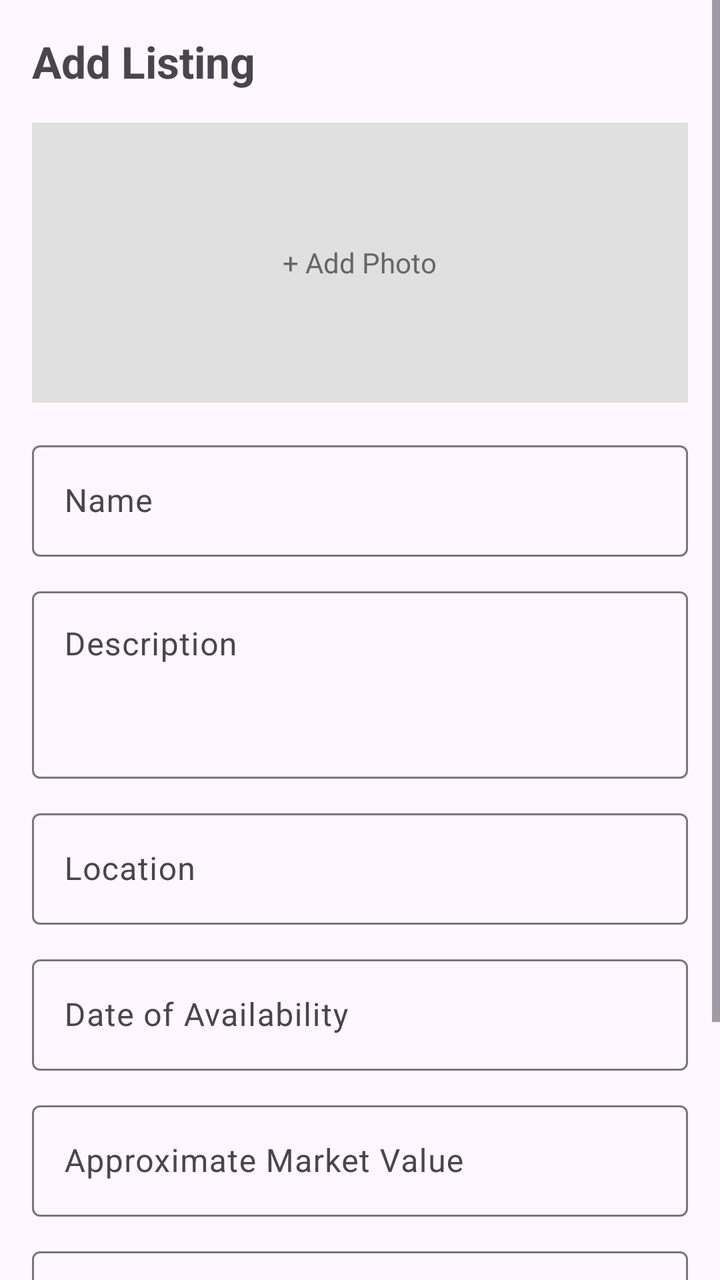
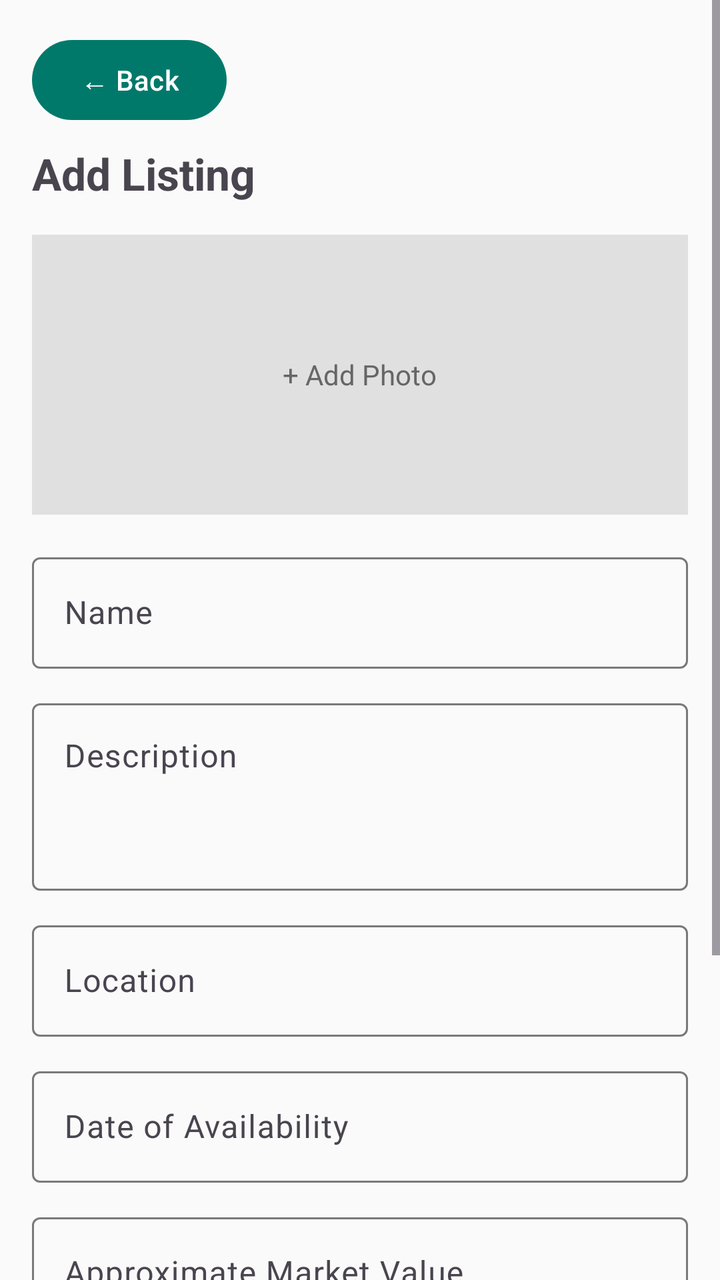

Two renders of the same Android screen: before a commit and after it. Below are the layout's source before the change and the commit's diff.
<!-- AndroidManifest.xml: application theme Theme._3130_grp8_app -->
<!-- res/layout/add_product_activity.xml -->
<?xml version="1.0" encoding="utf-8"?>
<ScrollView xmlns:android="http://schemas.android.com/apk/res/android"
    xmlns:app="http://schemas.android.com/apk/res-auto"
    android:layout_width="match_parent"
    android:layout_height="match_parent"
    android:fillViewport="true">
    
    <LinearLayout
        android:layout_width="match_parent"
        android:layout_height="wrap_content"
        android:orientation="vertical"
        android:padding="16dp">
        
        <TextView
            android:id="@+id/addListingTitle"
            android:layout_width="wrap_content"
            android:layout_height="wrap_content"
            android:layout_marginBottom="16dp"
            android:text="Add Listing"
            android:textSize="22sp"
            android:textStyle="bold"/>
        
        <FrameLayout
            android:id="@+id/addPhotoPlaceholder"
            android:layout_width="match_parent"
            android:layout_height="140dp"
            android:layout_marginBottom="16dp"
            android:background="#E0E0E0"
            android:clickable="true"
            android:focusable="true">

            <ImageView
                android:id="@+id/selectedPhotoPreview"
                android:layout_width="match_parent"
                android:layout_height="match_parent"
                android:contentDescription="Selected product photo"
                android:scaleType="centerCrop"
                android:visibility="gone" />

            <TextView
                android:id="@+id/addPhotoPrompt"
                android:layout_width="wrap_content"
                android:layout_height="wrap_content"
                android:layout_gravity="center"
                android:text="+ Add Photo"
                android:textColor="#666666" />
        </FrameLayout>

    <com.google.android.material.textfield.TextInputLayout
        android:id="@+id/PostingTitleContainer"
        android:layout_width="match_parent"
        android:layout_height="wrap_content"
        android:layout_marginBottom="12dp">

        <com.google.android.material.textfield.TextInputEditText
            android:id="@+id/InputTitle"
            android:layout_width="match_parent"
            android:layout_height="wrap_content"
            android:hint="Name" />
    </com.google.android.material.textfield.TextInputLayout>

    <com.google.android.material.textfield.TextInputLayout
        android:id="@+id/descriptionContainer"
        android:layout_width="match_parent"
        android:layout_height="wrap_content"
        android:layout_marginBottom="12dp">

        <com.google.android.material.textfield.TextInputEditText
            android:id="@+id/InputDescription"
            android:layout_width="match_parent"
            android:layout_height="wrap_content"
            android:minLines="3"
            android:gravity="top"
            android:inputType="textMultiLine"
            android:hint="Description" />
    </com.google.android.material.textfield.TextInputLayout>

    <com.google.android.material.textfield.TextInputLayout
        android:id="@+id/locationContainer"
        android:layout_width="match_parent"
        android:layout_height="wrap_content"
        android:layout_marginBottom="12dp">

        <com.google.android.material.textfield.TextInputEditText
            android:id="@+id/InputLocation"
            android:layout_width="match_parent"
            android:layout_height="wrap_content"
            android:hint="Location"/>

    </com.google.android.material.textfield.TextInputLayout>

    <com.google.android.material.textfield.TextInputLayout
        android:id="@+id/dateContainer"
        android:layout_width="match_parent"
        android:layout_height="wrap_content"
        android:layout_marginBottom="12dp">

        <com.google.android.material.textfield.TextInputEditText
            android:id="@+id/InputDate"
            android:layout_width="match_parent"
            android:layout_height="wrap_content"
            android:hint="Date of Availability" />
    </com.google.android.material.textfield.TextInputLayout>

    <com.google.android.material.textfield.TextInputLayout
        android:id="@+id/marketValueContainer"
        android:layout_width="match_parent"
        android:layout_height="wrap_content"
        android:layout_marginBottom="12dp">

        <com.google.android.material.textfield.TextInputEditText
            android:id="@+id/InputMarketValue"
            android:layout_width="match_parent"
            android:layout_height="wrap_content"
            android:inputType="numberDecimal"
            android:hint="Approximate Market Value" />

    </com.google.android.material.textfield.TextInputLayout>

    <com.google.android.material.textfield.TextInputLayout
        android:id="@+id/preferredItemsContainer"
        android:layout_width="match_parent"
        android:layout_height="wrap_content"
        android:layout_marginBottom="12dp">

        <com.google.android.material.textfield.TextInputEditText
            android:id="@+id/InputPreferredItems"
            android:layout_width="match_parent"
            android:layout_height="wrap_content"
            android:hint="Preferred Items" />

    </com.google.android.material.textfield.TextInputLayout>

    <Spinner
        android:id="@+id/CategorySpinner"
        android:layout_width="match_parent"
        android:layout_height="wrap_content"
        android:layout_marginBottom="20dp"/>

    <Button
        android:id="@+id/createListing"
        android:layout_width="match_parent"
        android:layout_height="wrap_content"
        android:text="Post Listing"/>

    </LinearLayout>
</ScrollView>
<!-- resources referenced by this layout -->
<resources>
  <style name="Theme._3130_grp8_app" parent="Base.Theme._3130_grp8_app" />
  <style name="Base.Theme._3130_grp8_app" parent="Theme.Material3.DayNight.NoActionBar">
          
          
      </style>
</resources>

<!-- the commit's change to res/layout/add_product_activity.xml (unified diff, before → after) -->
@@ -1,15 +1,23 @@
 <?xml version="1.0" encoding="utf-8"?>
 <ScrollView xmlns:android="http://schemas.android.com/apk/res/android"
     xmlns:app="http://schemas.android.com/apk/res-auto"
+    android:id="@+id/addListingRoot"
     android:layout_width="match_parent"
     android:layout_height="match_parent"
     android:fillViewport="true">
-    
+
     <LinearLayout
         android:layout_width="match_parent"
         android:layout_height="wrap_content"
         android:orientation="vertical"
         android:padding="16dp">
+
+        <Button
+            android:id="@+id/backButton"
+            android:layout_width="wrap_content"
+            android:layout_height="wrap_content"
+            android:layout_marginBottom="8dp"
+            android:text="← Back" />
         
         <TextView
             android:id="@+id/addListingTitle"
@@ -128,14 +136,14 @@
             android:layout_width="match_parent"
             android:layout_height="wrap_content"
             android:hint="Preferred Items" />
+        <Spinner
+            android:id="@+id/CategorySpinner"
+            android:layout_width="match_parent"
+            android:layout_height="wrap_content"
+            android:layout_marginBottom="20dp"
+            android:popupBackground="@color/md_surface"/>
 
     </com.google.android.material.textfield.TextInputLayout>
-
-    <Spinner
-        android:id="@+id/CategorySpinner"
-        android:layout_width="match_parent"
-        android:layout_height="wrap_content"
-        android:layout_marginBottom="20dp"/>
 
     <Button
         android:id="@+id/createListing"
<!-- resource entries referenced after the edit -->
@@ -1,9 +1,33 @@
 <!-- resources referenced by this layout -->
 <resources>
+  <color name="md_surface"> #FFFFFF</color>
   <style name="Theme._3130_grp8_app" parent="Base.Theme._3130_grp8_app" />
   <style name="Base.Theme._3130_grp8_app" parent="Theme.Material3.DayNight.NoActionBar">
           
           
+          <item name="colorPrimary">@color/md_primary</item>
+          <item name="colorOnPrimary">@color/md_on_primary</item>
+          <item name="colorPrimaryContainer">@color/md_primary_container</item>
+          <item name="colorOnPrimaryContainer">@color/md_on_primary_container</item>
+          <item name="android:colorBackground">@color/md_background</item>
+          <item name="colorOnBackground">@color/md_on_background</item>
+          <item name="colorSurface">@color/md_surface</item>
+          <item name="colorOnSurface">@color/md_on_surface</item>
+          <item name="colorOutline">@color/md_outline</item>
+          <item name="colorError">@color/md_error</item>
+          <item name="colorOnError">@color/md_on_error</item>
+          <item name="android:statusBarColor">?attr/colorSurface</item>
+          <item name="android:windowLightStatusBar">true</item>
       </style>
+  <color name="md_primary"> #00796B</color>
+  <color name="md_on_primary"> #FFFFFF</color>
+  <color name="md_primary_container">#A0E4DD</color>
+  <color name="md_on_primary_container"> #00251A</color>
+  <color name="md_background"> #FAFAFA</color>
+  <color name="md_on_background"> #1A1C1C</color>
+  <color name="md_on_surface"> #1A1C1C</color>
+  <color name="md_outline"> #79797A</color>
+  <color name="md_error"> #BA1A1A</color>
+  <color name="md_on_error"> #FFFFFF</color>
 </resources>
 
